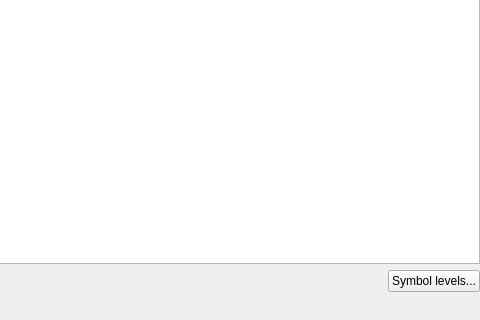
qgis/QGIS, file src/ui/qgsrulebasedrendererv2widget.ui: the form before one commit; both pictures show x 229 to 709 and y 81 to 401 of the 709 by 401 pixel window.
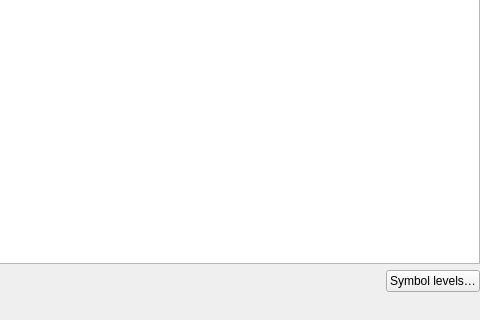
The form after the commit. Icons and pictures are not drawn.

Diff of the .ui file:
```diff
--- a/src/ui/qgsrulebasedrendererv2widget.ui
+++ b/src/ui/qgsrulebasedrendererv2widget.ui
@@ -125,7 +125,7 @@
      <item>
       <widget class="QPushButton" name="btnRenderingOrder">
        <property name="text">
-        <string>Symbol levels...</string>
+        <string>Symbol levels…</string>
        </property>
       </widget>
      </item>
```
